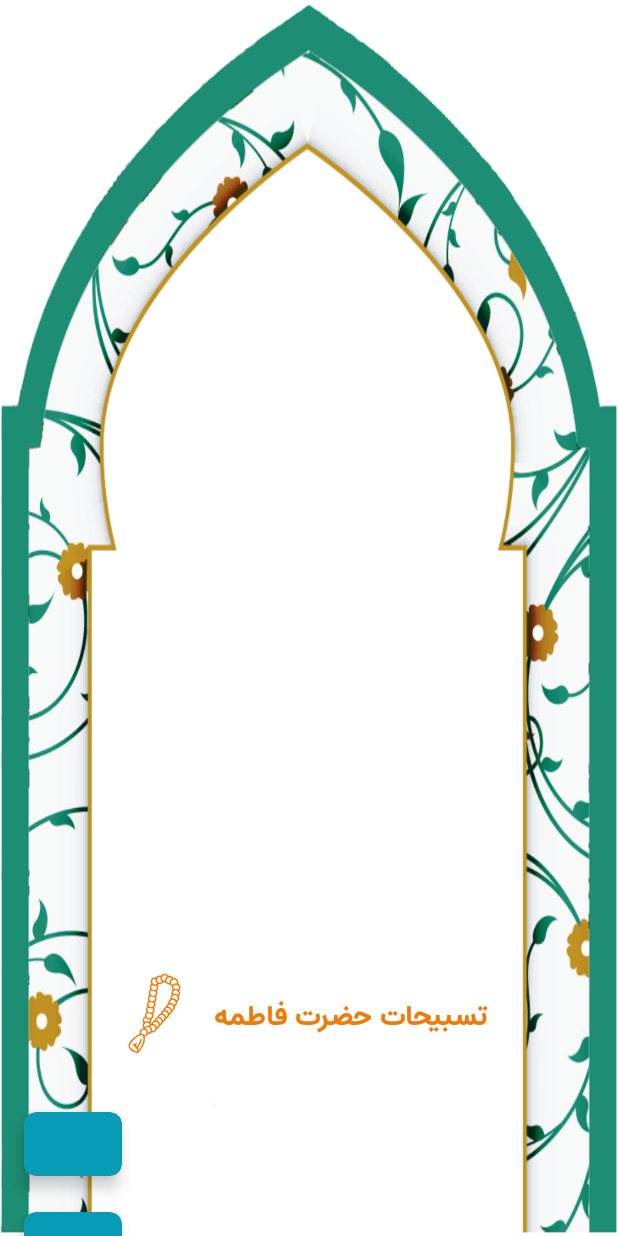
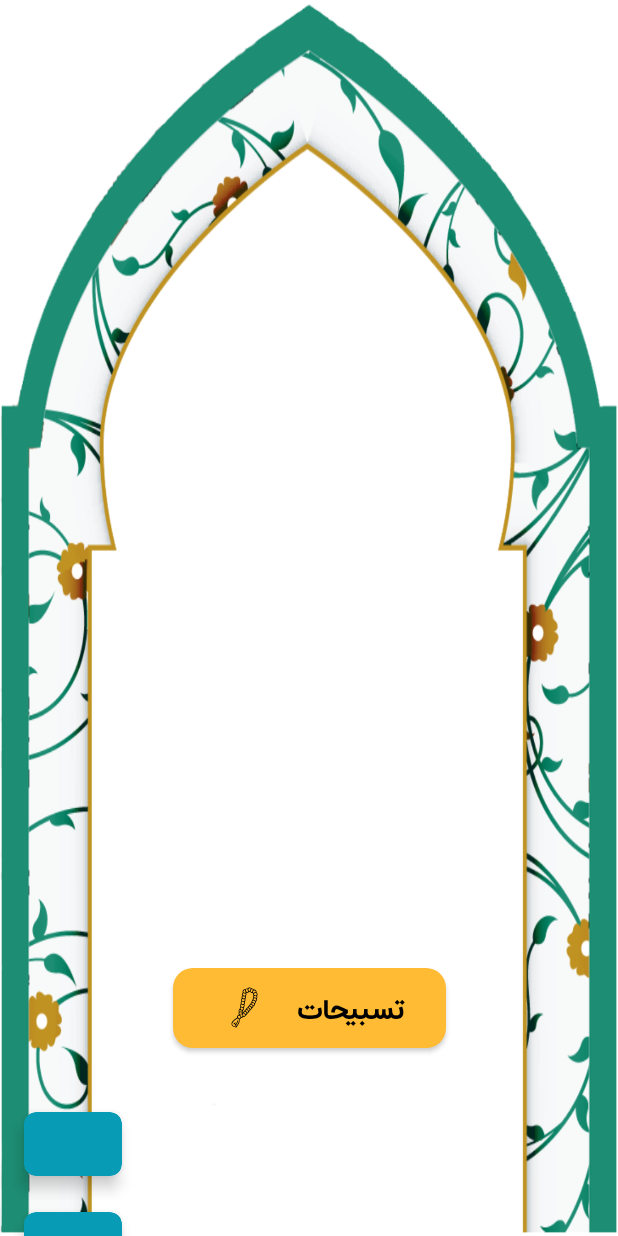
Before and after one commit to MostafaBorjali/Pray, an Android app: the layout fragment_rakaat_shomar.xml on its own in the app's theme, with its tools: preview values and no code run, on a phone screen of 412 x 824 dp. Run offline under Robolectric (Android 15) with nearby library versions, the phone set to English and light mode, and no system bars.

Commit message:
set button for tasbihat

```diff
--- a/app/src/main/res/layout/fragment_amozesh.xml
+++ b/app/src/main/res/layout/fragment_amozesh.xml
@@ -41,5 +41,6 @@
             app:layout_constraintTop_toTopOf="parent" />
 
 
+
     </androidx.constraintlayout.widget.ConstraintLayout>
 </layout>
--- a/app/src/main/res/layout/fragment_rakaat_shomar.xml
+++ b/app/src/main/res/layout/fragment_rakaat_shomar.xml
@@ -87,46 +87,29 @@
             app:layout_constraintTop_toTopOf="@+id/guideline"
             tools:listitem="@layout/item_recycler_time_namaz"/>
 
-        <androidx.constraintlayout.widget.ConstraintLayout
-            android:id="@+id/ZekerShomar"
-            android:layout_width="wrap_content"
-            android:layout_height="0dp"
-            app:layout_constraintBottom_toTopOf="@+id/recycelerView"
+        <com.google.android.material.button.MaterialButton
+            android:id="@+id/ZekreShomar"
+            android:layout_width="@dimen/_140sdp"
+            android:layout_height="@dimen/_50sdp"
+            android:layout_marginStart="32dp"
+            android:layout_marginLeft="32dp"
+            android:layout_marginEnd="32dp"
+            android:layout_marginRight="32dp"
+            android:text="تسبیحات "
+            android:fontFamily="@font/estedad_medium"
+            android:textColor="@color/design_default_color_on_secondary"
+            android:textSize="@dimen/_15sdp"
+            android:textStyle="bold"
+            app:backgroundTint="@android:color/holo_orange_light"
+            app:cornerRadius="@dimen/_10sdp"
+            app:elevation="6dp"
+            app:icon="@drawable/ic_rosary"
+            app:iconGravity="textStart"
+            app:iconSize="@dimen/_30sdp"
+            app:iconTint="@color/design_default_color_on_secondary"
+            app:layout_constraintBottom_toTopOf="@+id/guideline"
             app:layout_constraintEnd_toEndOf="parent"
             app:layout_constraintStart_toStartOf="parent"
-            app:layout_constraintTop_toTopOf="@+id/guideline3">
-
-            <TextView
-                android:id="@+id/txt_tasbihat"
-                android:layout_width="wrap_content"
-                android:layout_height="wrap_content"
-                android:layout_marginEnd="24dp"
-                android:layout_marginRight="24dp"
-                android:gravity="center"
-                android:fontFamily="@font/estedad_medium"
-                android:text="تسبیحات حضرت فاطمه"
-                android:textColor="?android:attr/colorActivatedHighlight"
-                android:textSize="@dimen/_15sdp"
-                android:textStyle="bold"
-                app:layout_constraintBottom_toBottomOf="@+id/imageView4"
-                app:layout_constraintEnd_toEndOf="parent"
-                app:layout_constraintStart_toEndOf="@+id/imageView4"
-                app:layout_constraintTop_toTopOf="@+id/imageView4" />
-
-            <ImageView
-                android:id="@+id/imageView4"
-                android:layout_width="@dimen/_60sdp"
-                android:layout_height="@dimen/_60sdp"
-                android:scaleType="fitXY"
-                android:tint="?android:attr/colorActivatedHighlight"
-                app:layout_constraintBottom_toBottomOf="parent"
-                app:layout_constraintEnd_toStartOf="@+id/txt_tasbihat"
-                app:layout_constraintStart_toStartOf="parent"
-                app:layout_constraintTop_toTopOf="parent"
-                app:srcCompat="@drawable/ic_rosary"
-                />
-        </androidx.constraintlayout.widget.ConstraintLayout>
-
-
+            app:layout_constraintTop_toTopOf="@+id/guideline3" />
     </androidx.constraintlayout.widget.ConstraintLayout>
 </layout>
--- a/app/src/main/res/layout/fragment_zekr_shomar.xml
+++ b/app/src/main/res/layout/fragment_zekr_shomar.xml
@@ -92,15 +92,15 @@
             android:layout_height="@dimen/_120sdp"
             android:layout_gravity="center"
             android:scaleType="fitCenter"
-            app:srcCompat="@drawable/ic_plus"
-            app:backgroundTint="@android:color/holo_orange_dark"
+            app:backgroundTint="?android:attr/colorPressedHighlight"
             app:fabCustomSize="@dimen/_120sdp"
             app:layout_constraintBottom_toBottomOf="@+id/imageView2"
             app:layout_constraintEnd_toEndOf="parent"
             app:layout_constraintStart_toStartOf="parent"
             app:layout_constraintTop_toTopOf="@+id/guideline5"
             app:maxImageSize="@dimen/_50sdp"
-            app:rippleColor="?android:attr/colorPressedHighlight" />
+            app:rippleColor="@android:color/holo_orange_dark"
+            app:srcCompat="@drawable/ic_plus" />
 
         <ImageView
             android:id="@+id/imageZeker"
```
Also changed, not shown: app/src/main/java/com/borjali/mostafa/pray/ui/fragment/rakat_shomar/RakaatShomarFragment.kt (+25 -20 lines).
